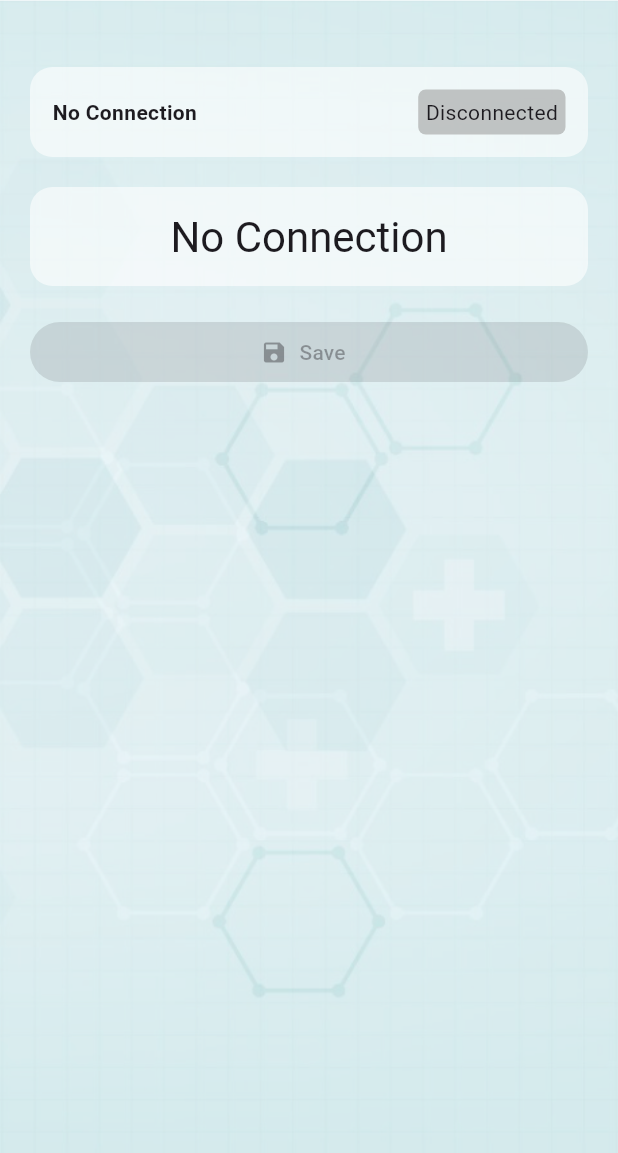
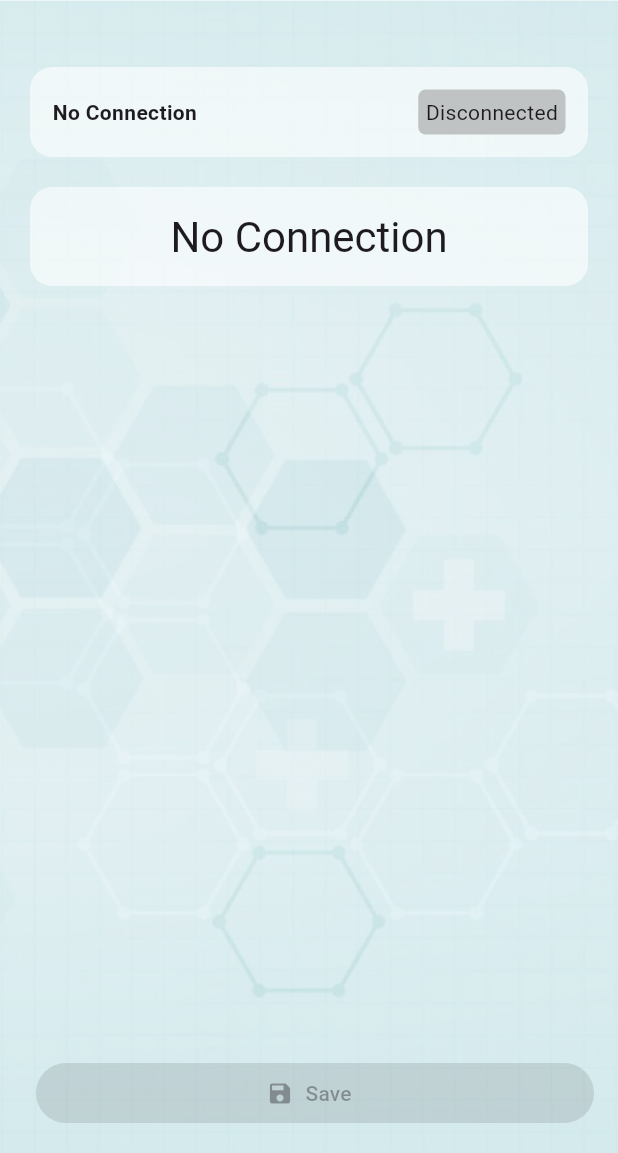
Before and after one commit to rayyannur5/ip_call_link, a Flutter app: the screen it shows after launch, on a phone screen of 412 x 824 dp, the part 83-1236 px from its top. Run offline on Flutter 3.47's test engine with Material 3 defaults, Android fonts, the phone set to English and light mode, and no system bars; our stand-ins replace flutter_blue_plus, get, get_storage.

Commit message:
update view dan controller home, fix ui dan setup bluetooth

```diff
--- a/lib/app/modules/home/views/home_view.dart
+++ b/lib/app/modules/home/views/home_view.dart
@@ -22,8 +22,21 @@ class HomeView extends GetView<HomeController> {
           IconButton(onPressed: () => Get.toNamed(Routes.SETTING), icon: Icon(Icons.settings)),
         ],
       ),
+      floatingActionButton: SizedBox(
+        width: Get.width - 40,
+        child: Obx(() {
+          return ElevatedButton.icon(
+            onPressed: controller.isConnected.value ? () {} : null,
+            icon: Icon(Icons.save),
+            style: ElevatedButton.styleFrom(backgroundColor: Colors.black, foregroundColor: Colors.white),
+            label: Text('Save'),
+          );
+        }),
+      ),
       body: Container(
+        height: Get.height,
         decoration: BoxDecoration(image: DecorationImage(image: AssetImage(ImageConstant.imgBg1), fit: BoxFit.cover)),
+        child: SingleChildScrollView(
           child: Column(
             children: [
               SizedBox(height: 80),
@@ -39,8 +52,7 @@ class HomeView extends GetView<HomeController> {
                       children: [
                         Obx(() {
                           return Text(controller.isConnected.value ? 'Device' : 'No Connection', style: TextStyle(fontWeight: FontWeight.bold));
-                        }
-                      ),
+                        }),
                         Spacer(),
                         Container(
                           padding: EdgeInsets.all(5),
@@ -51,32 +63,33 @@ class HomeView extends GetView<HomeController> {
                     ),
                   ),
                 ),
-            ),Container(
+              ),
+              Container(
                 margin: EdgeInsets.all(20),
                 padding: EdgeInsets.all(15),
                 decoration: BoxDecoration(color: Colors.white.withAlpha(150), borderRadius: BorderRadius.all(Radius.circular(15))),
-                  child: Obx(
-                    () {
+                child: Obx(() {
                   if (controller.isConnected.value) {
-
-                        return Obx(
-                          () {
-                            return SingleChildScrollView(
-                              child: Column(
+                    return Column(
                       crossAxisAlignment: CrossAxisAlignment.start,
+                      mainAxisSize: MainAxisSize.min,
                       children: [
                         Text('010101 (2W Devices)', style: TextStyle(fontWeight: FontWeight.bold, fontSize: 18)),
-                                  ListView(
-                                    shrinkWrap: true,
-                                    physics: NeverScrollableScrollPhysics(),
+                        Column(
                           children: controller.deviceData.entries.map((entry) {
                             // `entry.key` adalah "IP", "SSID", dll.
                             // `entry.value` adalah "192.168.0.145", "IPCallServer", dll.
                             const keyDisabled = ['IP', 'Mac Addr', 'WiFi Strength', 'Volume', 'Mic Volume'];
-                                      return _itemCard(entry.key, entry.value, keyDisabled.contains(entry.key) ? null : () {
+                            return _itemCard(
+                              entry.key,
+                              entry.value,
+                              keyDisabled.contains(entry.key)
+                                  ? null
+                                  : () {
                                 // Aksi saat tombol edit ditekan
                                 _showEditBottomSheet(entry.key, entry.value);
-                                      });
+                              },
+                            );
                           }).toList(),
                         ),
                         SizedBox(height: 10),
@@ -103,33 +116,15 @@ class HomeView extends GetView<HomeController> {
                           ],
                         ),
                       ],
-                              ),
-                            );
-                          }
                     );
                   } else {
                     return Center(child: Text('No Connection', style: Get.textTheme.headlineMedium));
                   }
-                    }
+                }),
               ),
+              SizedBox(height: 40),
+            ],
           ),
-
-
-            SizedBox(
-              width: Get.width - 40,
-              child: Obx(
-                 () {
-                  return ElevatedButton.icon(
-                    onPressed: controller.isConnected.value ? () {} : null,
-                    icon: Icon(Icons.save),
-                    style: ElevatedButton.styleFrom(backgroundColor: Colors.black, foregroundColor: Colors.white),
-                    label: Text('Save'),
-                  );
-                }
-              ),
-            ),
-            SizedBox(height: 20),
-          ],
         ),
       ),
     );
@@ -162,7 +157,7 @@ class HomeView extends GetView<HomeController> {
             Container(
               height: 25,
               decoration: BoxDecoration(color: Colors.grey.withAlpha(20)),
-              child:  IconButton(icon: Icon(Icons.edit, size: 18), onPressed: callback),
+              child: IconButton(icon: Icon(Icons.edit, size: 18), onPressed: callback),
             ),
           ],
         ),
@@ -184,10 +179,7 @@ class HomeView extends GetView<HomeController> {
             // ... (kode untuk handle & title bottom sheet) ...
             Text(key, style: Get.textTheme.headlineSmall),
             SizedBox(height: 15),
-            TextField(
-              controller: textController,
-              decoration: InputDecoration(border: OutlineInputBorder(), labelText: 'Ketik nilai baru'),
-            ),
+            TextField(controller: textController, decoration: InputDecoration(border: OutlineInputBorder(), labelText: 'Ketik nilai baru')),
             SizedBox(height: 15),
             SizedBox(
               width: Get.width,
```
Also changed, not shown: lib/app/modules/home/controllers/home_controller.dart (+21 -21 lines). Lines whose indentation alone changed are shown as unchanged.
